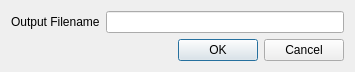
Before: the Qt Designer form fluss/apps/organizer/edit_copy_target.ui in cmpute/Fluss, drawn with Qt 5.
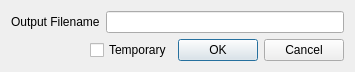
After: the same form once the commit is applied.

Commit message: Implement targets and add temporary option

Diff of the .ui file:
```diff
--- a/fluss/apps/organizer/edit_copy_target.ui
+++ b/fluss/apps/organizer/edit_copy_target.ui
@@ -29,6 +29,28 @@
     </layout>
    </item>
    <item>
+    <layout class="QHBoxLayout" name="horizontalLayout_2">
+     <item>
+      <spacer name="horizontalSpacer">
+       <property name="orientation">
+        <enum>Qt::Horizontal</enum>
+       </property>
+       <property name="sizeHint" stdset="0">
+        <size>
+         <width>40</width>
+         <height>20</height>
+        </size>
+       </property>
+      </spacer>
+     </item>
+     <item>
+      <widget class="QCheckBox" name="check_temporary">
+       <property name="text">
+        <string>Temporary</string>
+       </property>
+      </widget>
+     </item>
+     <item>
     <widget class="QDialogButtonBox" name="buttonBox">
      <property name="orientation">
       <enum>Qt::Horizontal</enum>
@@ -37,6 +59,8 @@
       <set>QDialogButtonBox::Cancel|QDialogButtonBox::Ok</set>
      </property>
     </widget>
+     </item>
+    </layout>
    </item>
   </layout>
  </widget>
```
Lines whose indentation alone changed are shown as unchanged. The commit also changes 7 other files.
